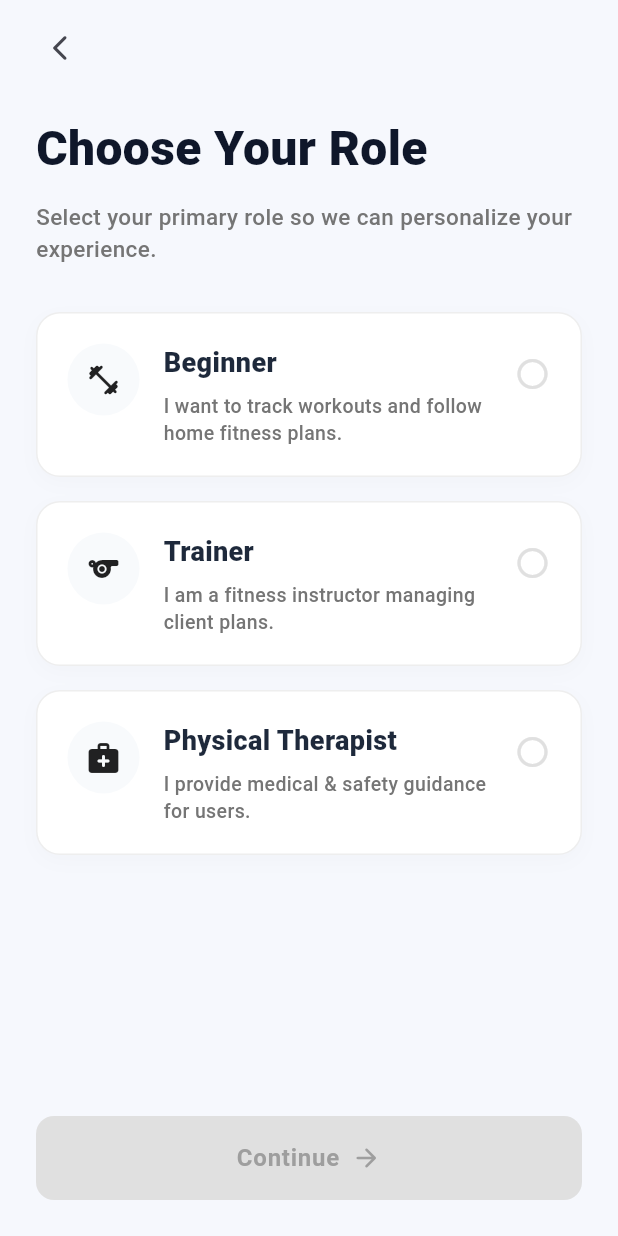
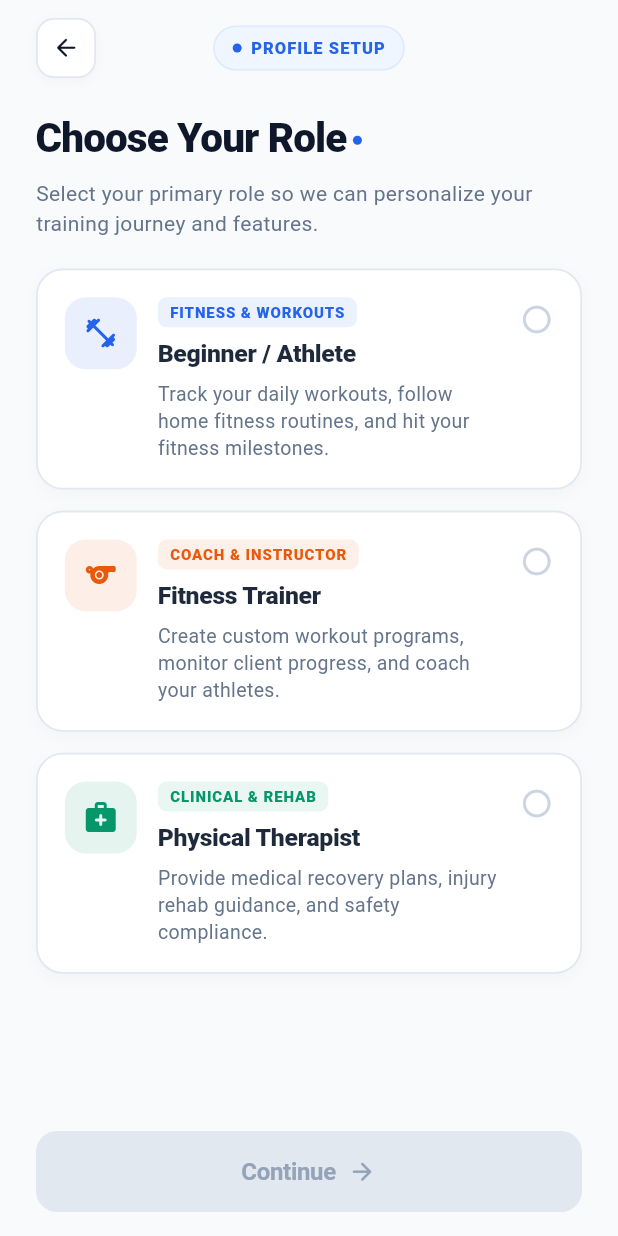
Before and after one commit to umeshanethmi/FitStart-Mobile-App, a Flutter app: the RoleSelectionScreen screen opened directly, on a phone screen of 412 x 824 dp. Run offline on Flutter 3.47's test engine with Material 3 defaults, Android fonts, the light colour scheme and no system bars; our stand-ins replace cloud_firestore, firebase_auth, firebase_core, google_sign_in; accounts and stored records are empty.

Commit message:
Redesign RoleSelectionScreen with vibrant brand theme colors and modern card styling

```diff
--- a/lib/screens/role_selection_screen.dart
+++ b/lib/screens/role_selection_screen.dart
@@ -2,7 +2,7 @@ import 'package:flutter/material.dart';
 import 'package:fitstart_mobile_app/screens/goal_selector_screen.dart';
 
 class RoleSelectionScreen extends StatefulWidget {
-  const RoleSelectionScreen({Key? key}) : super(key: key);
+  const RoleSelectionScreen({super.key});
 
   @override
   State<RoleSelectionScreen> createState() => _RoleSelectionScreenState();
@@ -37,112 +37,198 @@ class _RoleSelectionScreenState extends State<RoleSelectionScreen> {
   @override
   Widget build(BuildContext context) {
     return Scaffold(
-      backgroundColor: const Color(0xFFF6F8FD),
+      backgroundColor: const Color(0xFFF8FAFC),
       body: SafeArea(
+        child: Center(
+          child: ConstrainedBox(
+            constraints: const BoxConstraints(maxWidth: 480),
             child: Column(
               crossAxisAlignment: CrossAxisAlignment.stretch,
               children: [
-            // Top Section
+                // Top Header Row
                 Padding(
-              padding: const EdgeInsets.symmetric(horizontal: 16.0, vertical: 8.0),
+                  padding: const EdgeInsets.symmetric(horizontal: 24.0, vertical: 12.0),
                   child: Row(
                     mainAxisAlignment: MainAxisAlignment.spaceBetween,
                     children: [
-                  IconButton(
-                    icon: const Icon(Icons.arrow_back_ios_new_rounded, size: 20),
-                    onPressed: () {
-                      if (Navigator.canPop(context)) Navigator.pop(context);
+                      // Back Button
+                      GestureDetector(
+                        onTap: () {
+                          if (Navigator.canPop(context)) {
+                            Navigator.pop(context);
+                          }
                         },
+                        child: Container(
+                          width: 40,
+                          height: 40,
+                          decoration: BoxDecoration(
+                            color: Colors.white,
+                            borderRadius: BorderRadius.circular(12),
+                            border: Border.all(
+                              color: const Color(0xFFE2E8F0),
+                              width: 1.2,
                             ),
-                  const SizedBox(width: 48), // Balance for back button
+                            boxShadow: [
+                              BoxShadow(
+                                color: Colors.black.withValues(alpha: 0.03),
+                                blurRadius: 6,
+                                offset: const Offset(0, 2),
+                              ),
+                            ],
+                          ),
+                          child: const Center(
+                            child: Icon(
+                              Icons.arrow_back_rounded,
+                              size: 19,
+                              color: Color(0xFF0F172A),
+                            ),
+                          ),
+                        ),
+                      ),
+
+                      // Pill Tag
+                      Container(
+                        padding: const EdgeInsets.symmetric(
+                          horizontal: 12,
+                          vertical: 6,
+                        ),
+                        decoration: BoxDecoration(
+                          color: const Color(0xFFEFF6FF),
+                          borderRadius: BorderRadius.circular(20),
+                          border: Border.all(
+                            color: const Color(0xFFDBEAFE),
+                            width: 1,
+                          ),
+                        ),
+                        child: Row(
+                          mainAxisSize: MainAxisSize.min,
+                          children: [
+                            Container(
+                              width: 6,
+                              height: 6,
+                              decoration: const BoxDecoration(
+                                color: Color(0xFF2563EB),
+                                shape: BoxShape.circle,
+                              ),
+                            ),
+                            const SizedBox(width: 6),
+                            const Text(
+                              'PROFILE SETUP',
+                              style: TextStyle(
+                                fontSize: 11,
+                                fontWeight: FontWeight.w800,
+                                color: Color(0xFF2563EB),
+                                letterSpacing: 0.7,
+                              ),
+                            ),
                           ],
                         ),
                       ),
-            const SizedBox(height: 12),
 
+                      const SizedBox(width: 40), // Balance
+                    ],
+                  ),
+                ),
+
+                const SizedBox(height: 8),
+
+                // Title & Subtitle Section
                 Padding(
                   padding: const EdgeInsets.symmetric(horizontal: 24.0),
                   child: Column(
                     crossAxisAlignment: CrossAxisAlignment.start,
                     children: [
+                      Row(
+                        crossAxisAlignment: CrossAxisAlignment.center,
+                        children: [
                           const Text(
                             'Choose Your Role',
                             style: TextStyle(
-                      fontSize: 32,
+                              fontSize: 27,
                               fontWeight: FontWeight.w800,
                               color: Color(0xFF0F172A),
+                              letterSpacing: -0.6,
                             ),
                           ),
-                  const SizedBox(height: 12),
-                  Text(
-                    'Select your primary role so we can personalize your experience.',
+                          Container(
+                            width: 6,
+                            height: 6,
+                            margin: const EdgeInsets.only(left: 4, top: 4),
+                            decoration: const BoxDecoration(
+                              color: Color(0xFF2563EB),
+                              shape: BoxShape.circle,
+                            ),
+                          ),
+                        ],
+                      ),
+                      const SizedBox(height: 8),
+                      const Text(
+                        'Select your primary role so we can personalize your training journey and features.',
                         style: TextStyle(
-                      fontSize: 15,
-                      color: Colors.grey.shade600,
-                      height: 1.4,
-                      fontWeight: FontWeight.w500,
+                          fontSize: 14,
+                          color: Color(0xFF64748B),
+                          height: 1.45,
+                          fontWeight: FontWeight.w400,
                         ),
                       ),
                     ],
                   ),
                 ),
-            const SizedBox(height: 32),
 
+                const SizedBox(height: 20),
+
+                // Role Selection Cards
                 Expanded(
                   child: ListView(
                     physics: const BouncingScrollPhysics(),
                     padding: const EdgeInsets.symmetric(horizontal: 24.0),
                     children: [
                       _buildRoleCard(
-                    title: 'Beginner',
-                    description: 'I want to track workouts and follow home fitness plans.',
+                        title: 'Beginner / Athlete',
+                        badgeText: 'FITNESS & WORKOUTS',
+                        description: 'Track your daily workouts, follow home fitness routines, and hit your fitness milestones.',
                         icon: Icons.fitness_center_rounded,
+                        accentColor: const Color(0xFF2563EB),
                         roleValue: 'Beginner',
                       ),
-                  const SizedBox(height: 16),
+                      const SizedBox(height: 14),
                       _buildRoleCard(
-                    title: 'Trainer',
-                    description: 'I am a fitness instructor managing client plans.',
+                        title: 'Fitness Trainer',
+                        badgeText: 'COACH & INSTRUCTOR',
+                        description: 'Create custom workout programs, monitor client progress, and coach your athletes.',
                         icon: Icons.sports_rounded,
+                        accentColor: const Color(0xFFEA580C),
                         roleValue: 'Trainer',
                       ),
-                  const SizedBox(height: 16),
+                      const SizedBox(height: 14),
                       _buildRoleCard(
                         title: 'Physical Therapist',
-                    description: 'I provide medical & safety guidance for users.',
+                        badgeText: 'CLINICAL & REHAB',
+                        description: 'Provide medical recovery plans, injury rehab guidance, and safety compliance.',
                         icon: Icons.medical_services_rounded,
+                        accentColor: const Color(0xFF059669),
                         roleValue: 'Therapist',
                       ),
+                      const SizedBox(height: 16),
                     ],
                   ),
                 ),
 
-            // Bottom Continue Button
+                // Bottom Action Button
                 Padding(
-              padding: const EdgeInsets.all(24.0),
-              child: Container(
-                height: 56,
-                decoration: BoxDecoration(
-                  borderRadius: BorderRadius.circular(12),
-                  boxShadow: _selectedRole != null
-                      ? [
-                          BoxShadow(
-                            color: const Color(0xFF2563EB).withOpacity(0.25),
-                            blurRadius: 12,
-                            offset: const Offset(0, 4),
-                          )
-                        ]
-                      : [],
-                ),
+                  padding: const EdgeInsets.symmetric(horizontal: 24.0, vertical: 16.0),
+                  child: SizedBox(
+                    height: 54,
                     child: ElevatedButton(
                       onPressed: _selectedRole != null ? _navigateToNext : null,
                       style: ElevatedButton.styleFrom(
                         backgroundColor: const Color(0xFF2563EB),
-                    disabledBackgroundColor: Colors.grey.shade300,
+                        disabledBackgroundColor: const Color(0xFFE2E8F0),
+                        elevation: _selectedRole != null ? 4 : 0,
+                        shadowColor: const Color(0xFF2563EB).withValues(alpha: 0.35),
                         shape: RoundedRectangleBorder(
-                      borderRadius: BorderRadius.circular(12),
+                          borderRadius: BorderRadius.circular(14),
                         ),
-                    elevation: 0,
                       ),
                       child: Row(
                         mainAxisAlignment: MainAxisAlignment.center,
@@ -152,15 +238,15 @@ class _RoleSelectionScreenState extends State<RoleSelectionScreen> {
                             style: TextStyle(
                               fontSize: 16,
                               fontWeight: FontWeight.w700,
-                          color: _selectedRole != null ? Colors.white : Colors.grey.shade500,
-                          letterSpacing: 0.5,
+                              color: _selectedRole != null ? Colors.white : const Color(0xFF94A3B8),
+                              letterSpacing: -0.2,
                             ),
                           ),
                           const SizedBox(width: 8),
                           Icon(
                             Icons.arrow_forward_rounded,
-                        color: _selectedRole != null ? Colors.white : Colors.grey.shade500,
-                        size: 20,
+                            size: 19,
+                            color: _selectedRole != null ? Colors.white : const Color(0xFF94A3B8),
                           ),
                         ],
                       ),
@@ -170,13 +256,17 @@ class _RoleSelectionScreenState extends State<RoleSelectionScreen> {
               ],
             ),
           ),
+        ),
+      ),
     );
   }
 
   Widget _buildRoleCard({
     required String title,
+    required String badgeText,
     required String description,
     required IconData icon,
+    required Color accentColor,
     required String roleValue,
   }) {
     final isSelected = _selectedRole == roleValue;
@@ -184,72 +274,105 @@ class _RoleSelectionScreenState extends State<RoleSelectionScreen> {
     return GestureDetector(
       onTap: () => setState(() => _selectedRole = roleValue),
       child: AnimatedContainer(
-        duration: const Duration(milliseconds: 200),
-        padding: const EdgeInsets.all(20),
+        duration: const Duration(milliseconds: 180),
+        curve: Curves.easeInOut,
+        padding: const EdgeInsets.all(18),
         decoration: BoxDecoration(
-          color: isSelected ? const Color(0xFFF0F5FF) : Colors.white,
-          borderRadius: BorderRadius.circular(16),
+          color: isSelected ? accentColor.withValues(alpha: 0.04) : Colors.white,
+          borderRadius: BorderRadius.circular(18),
           border: Border.all(
-            color: isSelected ? const Color(0xFF2563EB) : Colors.grey.shade200,
-            width: isSelected ? 2 : 1,
+            color: isSelected ? accentColor : const Color(0xFFE2E8F0),
+            width: isSelected ? 2 : 1.2,
           ),
           boxShadow: [
-            if (!isSelected)
             BoxShadow(
-                color: Colors.black.withOpacity(0.02),
-                blurRadius: 10,
-                offset: const Offset(0, 4),
+              color: isSelected
+                  ? accentColor.withValues(alpha: 0.12)
+                  : Colors.black.withValues(alpha: 0.025),
+              blurRadius: isSelected ? 14 : 8,
+              offset: const Offset(0, 3),
             ),
           ],
         ),
         child: Row(
           crossAxisAlignment: CrossAxisAlignment.start,
           children: [
+            // Vibrant Icon Box
             Container(
-              padding: const EdgeInsets.all(12),
+              width: 48,
+              height: 48,
               decoration: BoxDecoration(
-                color: isSelected ? const Color(0xFF2563EB) : const Color(0xFFF8FAFC),
-                shape: BoxShape.circle,
+                color: isSelected ? accentColor : accentColor.withValues(alpha: 0.10),
+                borderRadius: BorderRadius.circular(14),
               ),
+              child: Center(
                 child: Icon(
                   icon,
-                color: isSelected ? Colors.white : Colors.black87,
+                  color: isSelected ? Colors.white : accentColor,
                   size: 24,
                 ),
               ),
-            const SizedBox(width: 16),
+            ),
+            const SizedBox(width: 14),
+
+            // Card Text Details
             Expanded(
               child: Column(
                 crossAxisAlignment: CrossAxisAlignment.start,
                 children: [
+                  // Subtle Tag Badge
+                  Container(
+                    padding: const EdgeInsets.symmetric(horizontal: 8, vertical: 3),
+                    decoration: BoxDecoration(
+                      color: accentColor.withValues(alpha: 0.09),
+                      borderRadius: BorderRadius.circular(6),
+                    ),
+                    child: Text(
+                      badgeText,
+                      style: TextStyle(
+                        fontSize: 10,
+                        fontWeight: FontWeight.w800,
+                        color: accentColor,
+                        letterSpacing: 0.6,
+                      ),
+                    ),
+                  ),
+                  const SizedBox(height: 6),
+
+                  // Title
                   Text(
                     title,
                     style: TextStyle(
-                      fontSize: 18,
+                      fontSize: 16.5,
                       fontWeight: FontWeight.w800,
                       color: isSelected ? const Color(0xFF0F172A) : const Color(0xFF1E293B),
+                      letterSpacing: -0.2,
                     ),
                   ),
-                  const SizedBox(height: 6),
+                  const SizedBox(height: 5),
+
+                  // Description
                   Text(
                     description,
-                    style: TextStyle(
+                    style: const TextStyle(
                       fontSize: 13,
-                      color: Colors.grey.shade600,
+                      color: Color(0xFF64748B),
                       height: 1.4,
-                      fontWeight: FontWeight.w500,
+                      fontWeight: FontWeight.w400,
                     ),
                   ),
                 ],
               ),
             ),
-            const SizedBox(width: 12),
+            const SizedBox(width: 10),
+
+            // Selection Radio / Check Indicator
             Container(
-              margin: const EdgeInsets.only(top: 8),
+              margin: const EdgeInsets.only(top: 4),
               child: Icon(
-                isSelected ? Icons.check_circle_rounded : Icons.circle_outlined,
-                color: isSelected ? const Color(0xFF2563EB) : Colors.grey.shade300,
-                size: 24,
+                isSelected ? Icons.check_circle_rounded : Icons.radio_button_unchecked_rounded,
+                color: isSelected ? accentColor : const Color(0xFFCBD5E1),
+                size: 22,
               ),
             ),
           ],
@@ -260,13 +383,13 @@ class _RoleSelectionScreenState extends State<RoleSelectionScreen> {
 }
 
 class TrainerDashboardPlaceholder extends StatelessWidget {
-  const TrainerDashboardPlaceholder({Key? key}) : super(key: key);
+  const TrainerDashboardPlaceholder({super.key});
   @override
-  Widget build(BuildContext context) => const Scaffold(backgroundColor: Color(0xFFF6F8FD), body: Center(child: Text('Trainer Dashboard', style: TextStyle(color: Color(0xFF0F172A)))));
+  Widget build(BuildContext context) => const Scaffold(backgroundColor: Color(0xFFF8FAFC), body: Center(child: Text('Trainer Dashboard', style: TextStyle(color: Color(0xFF0F172A), fontWeight: FontWeight.bold))));
 }
 
 class TherapistDashboardPlaceholder extends StatelessWidget {
-  const TherapistDashboardPlaceholder({Key? key}) : super(key: key);
+  const TherapistDashboardPlaceholder({super.key});
   @override
-  Widget build(BuildContext context) => const Scaffold(backgroundColor: Color(0xFFF6F8FD), body: Center(child: Text('Therapist Dashboard', style: TextStyle(color: Color(0xFF0F172A)))));
+  Widget build(BuildContext context) => const Scaffold(backgroundColor: Color(0xFFF8FAFC), body: Center(child: Text('Therapist Dashboard', style: TextStyle(color: Color(0xFF0F172A), fontWeight: FontWeight.bold))));
 }
```
Lines whose indentation alone changed are shown as unchanged.
